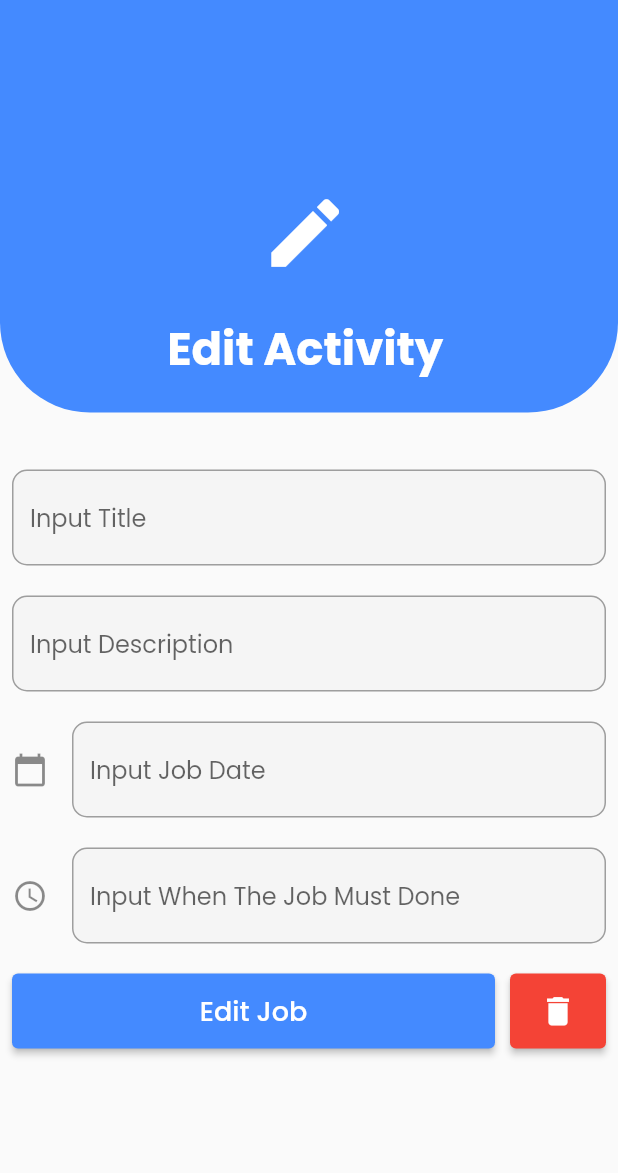
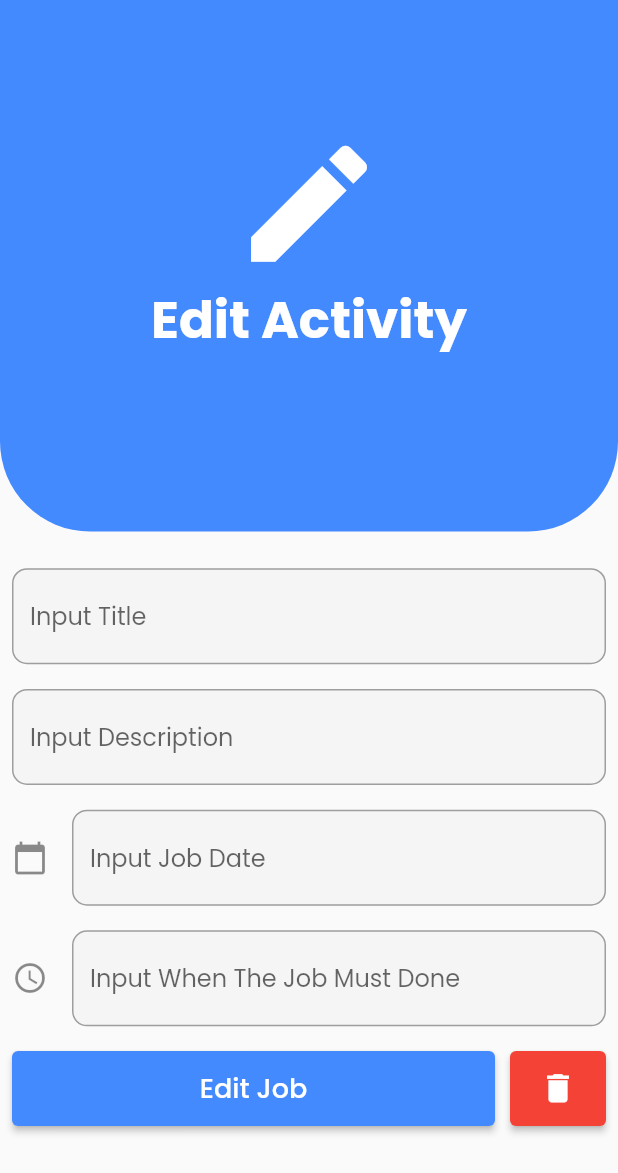
Before and after one commit to dhaifur/todolistapp, a Flutter app: the UpdateDeleteView screen opened directly with empty values, on a phone screen of 412 x 824 dp. Shown: the top 1173 px of the screen. Run offline on Flutter 3.47's test engine with Material 2 defaults, Android fonts, the phone set to English and light mode, and no system bars; our stand-ins replace dio, email_validator, google_fonts, shared_preferences, sizer, stacked and 2 more; accounts and stored records are empty.

Commit message:
add Sizer package for create and update views

```diff
--- a/lib/ui/Views/update_delete/update_delete_view.dart
+++ b/lib/ui/Views/update_delete/update_delete_view.dart
@@ -2,6 +2,7 @@ import 'package:crud_project/ui/Views/update_delete/update_delete_viewmodel.dart
 import 'package:flutter/material.dart';
 import 'package:stacked/stacked.dart';
 import 'package:intl/intl.dart';
+import 'package:sizer/sizer.dart';
 
 import '../../../app/model/activities_model.dart';
 
@@ -29,11 +30,11 @@ class UpdateDeleteView extends ViewModelBuilderWidget<UpdateDeleteViewModel> {
     return Scaffold(
       body: SingleChildScrollView(
         child: Padding(
-          padding: const EdgeInsets.fromLTRB(0, 0, 0, 0),
+          padding: EdgeInsets.symmetric(vertical: 0.h, horizontal: 0.w),
           child: Column(
-            mainAxisAlignment: MainAxisAlignment.spaceBetween,
             children: [
               Container(
+                height: 43.h,
                 decoration: const BoxDecoration(
                   color: Colors.blueAccent,
                   borderRadius: BorderRadius.only(
@@ -42,33 +43,29 @@ class UpdateDeleteView extends ViewModelBuilderWidget<UpdateDeleteViewModel> {
                   ),
                 ),
                 child: Padding(
-                  padding: const EdgeInsets.fromLTRB(10, 125, 15, 0),
+                  padding: EdgeInsets.symmetric(vertical: 10.2.h),
                   child: Column(
                     children: [
                       Icon(
                         Icons.edit,
-                        size: 60,
+                        size: 25.w,
                         color: Colors.white,
                       ),
-                      SizedBox(height: 25),
                       Center(
                           child: Text(
                         'Edit Activity',
                         style: TextStyle(
                           color: Colors.white,
                           fontWeight: FontWeight.bold,
-                          fontSize: 30,
+                          fontSize: 25.sp,
                         ),
                       )),
-                      const SizedBox(
-                        height: 20,
-                      ),
                     ],
                   ),
                 ),
               ),
-              const SizedBox(
-                height: 30,
+              SizedBox(
+                height: 2.h,
               ),
               Padding(
                 padding: const EdgeInsets.all(8.0),
@@ -95,8 +92,8 @@ class UpdateDeleteView extends ViewModelBuilderWidget<UpdateDeleteViewModel> {
                         hintText: "Input Title",
                       ),
                     ),
-                    const SizedBox(
-                      height: 20,
+                    SizedBox(
+                      height: 2.h,
                     ),
                     TextFormField(
                       keyboardType: TextInputType.multiline,
@@ -121,8 +118,8 @@ class UpdateDeleteView extends ViewModelBuilderWidget<UpdateDeleteViewModel> {
                         hintText: "Input Description",
                       ),
                     ),
-                    const SizedBox(
-                      height: 20,
+                    SizedBox(
+                      height: 2.h,
                     ),
                     TextFormField(
                       controller: viewModel.dateController,
@@ -154,8 +151,8 @@ class UpdateDeleteView extends ViewModelBuilderWidget<UpdateDeleteViewModel> {
                           icon: Icon(Icons.calendar_today),
                           hintText: "Input Job Date"),
                     ),
-                    const SizedBox(
-                      height: 20,
+                    SizedBox(
+                      height: 2.h,
                     ),
                     TextFormField(
                       controller: viewModel.timeController,
@@ -183,8 +180,8 @@ class UpdateDeleteView extends ViewModelBuilderWidget<UpdateDeleteViewModel> {
                           icon: Icon(Icons.watch_later_outlined),
                           hintText: "Input When The Job Must Done"),
                     ),
-                    const SizedBox(
-                      height: 20,
+                    SizedBox(
+                      height: 2.h,
                     ),
                     Row(
                       children: [
```
Also changed, not shown: lib/ui/Customs/create_job_list_modals.dart (+18 -23 lines).
